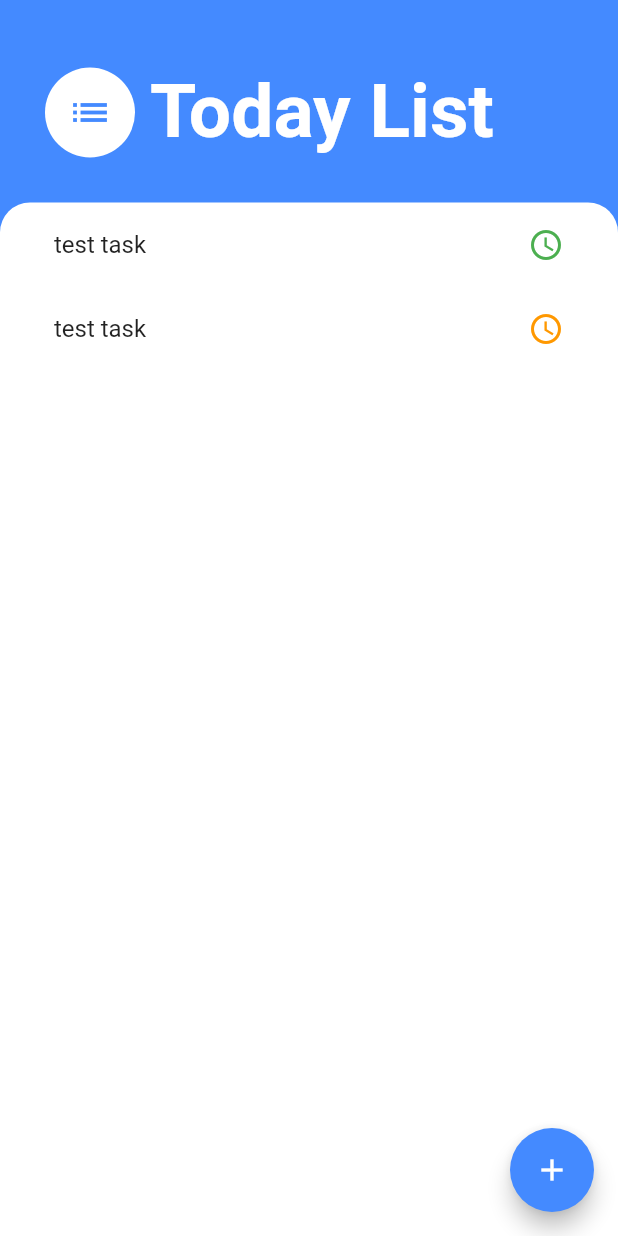
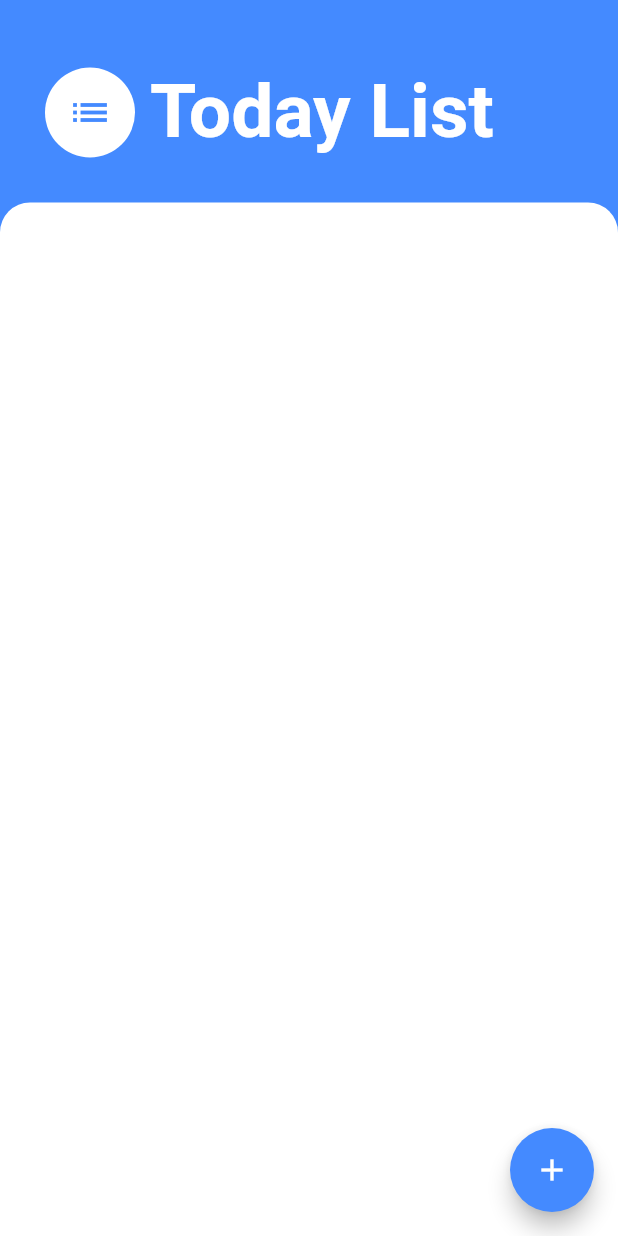
Before and after one commit to CharlieH209/today_list, a Flutter app: the screen it shows after launch, on a phone screen of 412 x 824 dp. Run offline on Flutter 3.47's test engine with Material 2 defaults, Android fonts, the phone set to English and light mode, and no system bars.

Commit message:
Task model with add, complete and remove callbacks

```diff
--- /dev/null
+++ b/lib/models/task.dart
@@ -0,0 +1,11 @@
+class Task {
+  final String name;
+  final int severity;
+  bool isCompleted;
+
+  Task({this.name, this.severity, this.isCompleted = false});
+
+  void toggleCompletion() {
+    isCompleted = !isCompleted;
+  }
+}
--- a/lib/screens/home_screen.dart
+++ b/lib/screens/home_screen.dart
@@ -1,6 +1,7 @@
 import 'package:flutter/material.dart';
 import '../widgets/TasksList.dart';
 import '../screens/new_task_screen.dart';
+import 'package:todaylist/models/task.dart';
 
 class HomeScreen extends StatefulWidget {
   @override
@@ -8,7 +9,7 @@ class HomeScreen extends StatefulWidget {
 }
 
 class _HomeScreenState extends State<HomeScreen> {
-  List<Object> tasks;
+  List<Task> tasks = [];
 
   @override
   Widget build(BuildContext context) {
@@ -20,13 +21,15 @@ class _HomeScreenState extends State<HomeScreen> {
               isScrollControlled: true,
               context: context,
               builder: (context) => StatefulBuilder(
-                  builder: (context, setState) =>
+                  builder: (context, setWidgetState) =>
                       NewTaskScreen((newTaskTitle, severity) {
                         setState(() {
-                          // Todo: add tasks model and dynamic list
-                          //tasks.add(Task(name: newTaskTitle));
-                          print(newTaskTitle + " " + severity.toString());
+                          tasks.add(Task(
+                              name: newTaskTitle,
+                              severity: severity,
+                              isCompleted: false));
                         });
+                        print(tasks);
                         Navigator.pop(context);
                       })));
         },
@@ -75,7 +78,9 @@ class _HomeScreenState extends State<HomeScreen> {
                   borderRadius: BorderRadius.only(
                       topLeft: Radius.circular(20.0),
                       topRight: Radius.circular(20.0))),
-              child: TasksList(),
+              child: StatefulBuilder(
+                builder: (context, setState) => TasksList(tasks, setState),
+              ),
             ),
           ),
         ],
--- a/lib/widgets/TaskTile.dart
+++ b/lib/widgets/TaskTile.dart
@@ -1,34 +1,29 @@
 import 'package:flutter/material.dart';
 
-class TaskTile extends StatefulWidget {
+class TaskTile extends StatelessWidget {
   final int severity;
+  final String name;
+  final bool isCompleted;
+  final Function completionCallback;
+  final Function removeCallback;
 
-  const TaskTile(this.severity);
-
-  @override
-  _TaskTileState createState() => _TaskTileState();
-}
-
-class _TaskTileState extends State<TaskTile> {
-  bool isCompleted = false;
+  const TaskTile(this.name, this.severity, this.isCompleted,
+      this.completionCallback, this.removeCallback);
 
   @override
   Widget build(BuildContext context) {
     return ListTile(
-      onTap: () {
-        setState(() {
-          isCompleted = !isCompleted;
-        });
-      },
-      title: Text('test task',
+      title: Text(name,
           style: TextStyle(
             decoration:
                 isCompleted ? TextDecoration.lineThrough : TextDecoration.none,
           )),
       trailing: Icon(Icons.schedule,
-          color: widget.severity == 1
+          color: severity == 1
               ? Colors.green
-              : widget.severity == 2 ? Colors.orange : Colors.red),
+              : severity == 2 ? Colors.orange : Colors.red),
+      onTap: completionCallback,
+      onLongPress: removeCallback,
     );
   }
 }
--- a/lib/widgets/TasksList.dart
+++ b/lib/widgets/TasksList.dart
@@ -1,11 +1,30 @@
 import 'package:flutter/material.dart';
 import 'TaskTile.dart';
+import 'package:todaylist/models/task.dart';
 
 class TasksList extends StatelessWidget {
+  final List<Task> tasks;
+  final StateSetter setState;
+
+  TasksList(this.tasks, this.setState);
+
   @override
   Widget build(BuildContext context) {
-    return ListView(
-      children: <Widget>[TaskTile(1), TaskTile(2)],
+    return ListView.builder(
+      itemBuilder: (context, index) {
+        return TaskTile(
+            tasks[index].name, tasks[index].severity, tasks[index].isCompleted,
+            () {
+          setState(() {
+            tasks[index].toggleCompletion();
+          });
+        }, () {
+          setState(() {
+            tasks.removeAt(index);
+          });
+        });
+      },
+      itemCount: tasks != null ? tasks.length : 0,
     );
   }
 }
```
